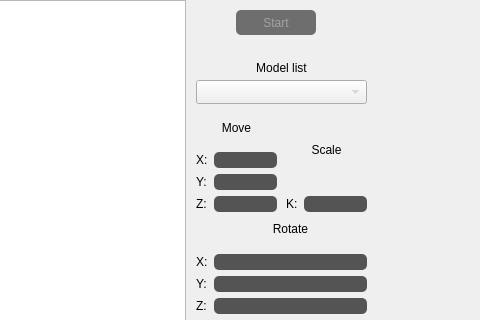
This is shlyapos/FooG 12.30.43/UiForms/mainwindow.ui in tatarinova0903/bmstu_cg_course as Qt 5 draws it before an edit; both pictures show x 614 to 1094 and y 0 to 320 of the 1094 by 745 pixel window. The edited form follows.
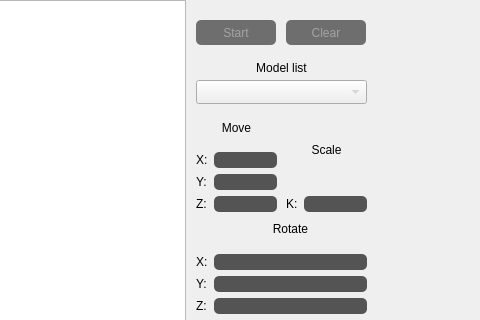
This is the edited form.

Commit message: кнопка clear

```diff
--- a/shlyapos/FooG 12.30.43/UiForms/mainwindow.ui
+++ b/shlyapos/FooG 12.30.43/UiForms/mainwindow.ui
@@ -32,8 +32,8 @@
    <widget class="QPushButton" name="pushButton_addModel">
     <property name="geometry">
      <rect>
-      <x>850</x>
-      <y>10</y>
+      <x>810</x>
+      <y>20</y>
       <width>80</width>
       <height>25</height>
      </rect>
@@ -587,6 +587,35 @@
 }</string>
     </property>
    </widget>
+   <widget class="QPushButton" name="pushButton_clear">
+    <property name="geometry">
+     <rect>
+      <x>900</x>
+      <y>20</y>
+      <width>80</width>
+      <height>25</height>
+     </rect>
+    </property>
+    <property name="styleSheet">
+     <string notr="true">QPushButton {
+    color: rgba(200, 200, 200, 150);
+    border-radius: 5px;
+    background: rgba(20, 20, 20, 150);
+    }
+
+QPushButton:hover {
+    background: rgba(10, 10, 10, 150);
+    }
+
+QPushButton:pressed {
+    border-style: inset;
+    background: rgba(0, 0, 0, 150);
+    }</string>
+    </property>
+    <property name="text">
+     <string>Clear</string>
+    </property>
+   </widget>
   </widget>
  </widget>
  <resources/>
```
The commit also changes 2 other files.
